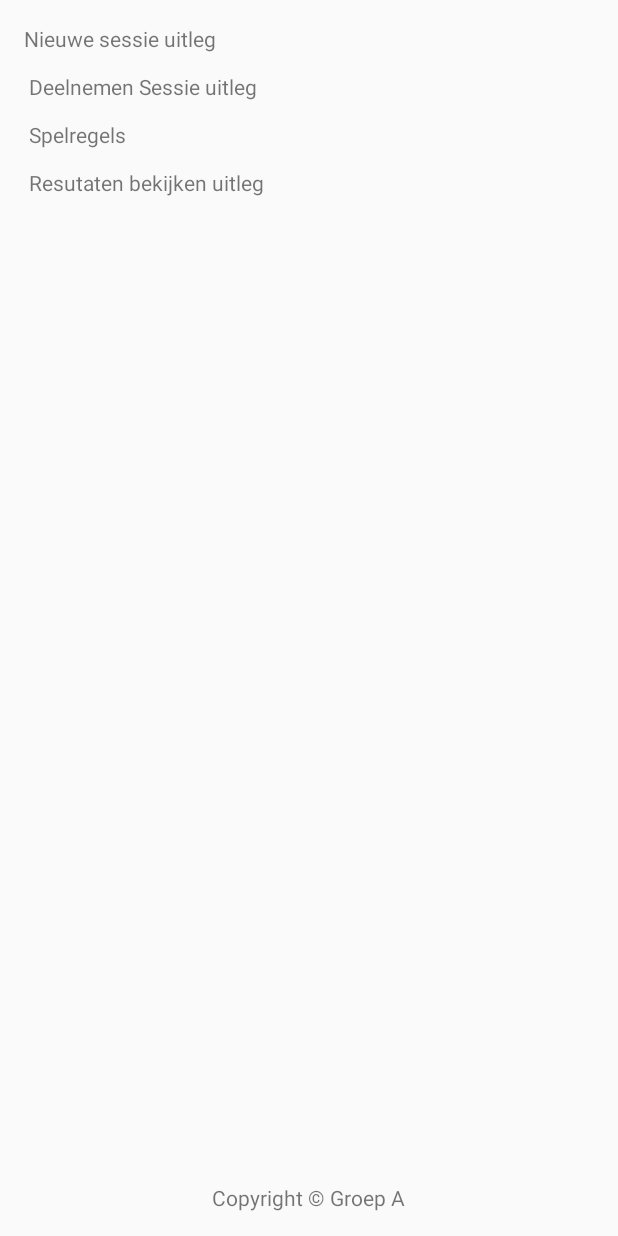
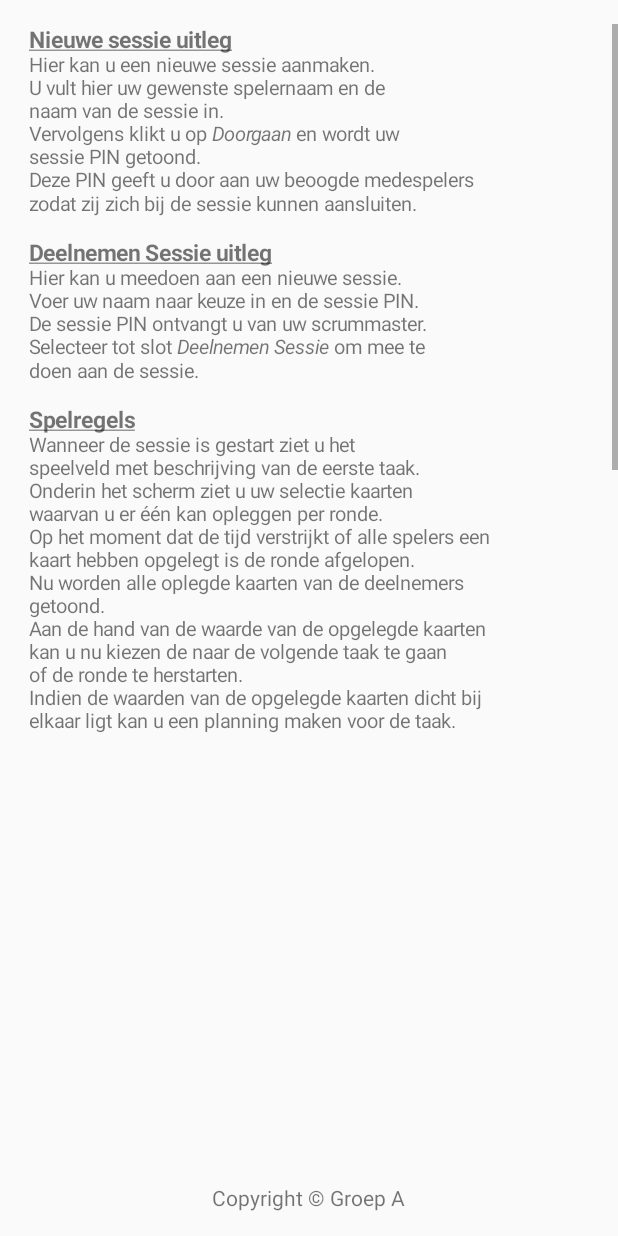
Before and after one commit to RoyAdmiraal/IPMEDT4, an Android app: the HelpActivity screen opened directly, with no data from a screen before it, on a phone screen of 412 x 824 dp. Run offline under Robolectric (Android 15) with nearby library versions, the phone set to English and light mode, and no system bars.

Commit message:
help_activity.xml en strings.xml bijgewerkt, geeft nog wel foutmelding (zie comment in HelpActivity class)

```diff
--- a/app/src/main/java/com/example/royadmiraal/planningpoker/HelpActivity.java
+++ b/app/src/main/java/com/example/royadmiraal/planningpoker/HelpActivity.java
@@ -2,14 +2,32 @@ package com.example.royadmiraal.planningpoker;
 
 import android.app.Activity;
 import android.os.Bundle;
+import android.text.method.MovementMethod;
+import android.text.method.ScrollingMovementMethod;
+import android.view.Gravity;
+import android.view.MotionEvent;
+import android.view.View;
+import android.widget.TextView;
 
 /**
  * Created by Collin on 27-3-2016.
  */
+
 public class HelpActivity extends Activity {
+
     @Override
     protected void onCreate(Bundle savedInstanceState) {
         super.onCreate(savedInstanceState);
         setContentView(R.layout.activity_help);
+
     }
-}
+
+    /* GEEFT FOUTMELDING
+    LINK TOT POGING OM TE LATEN WERKEN
+    http://stackoverflow.com/questions/1748977/making-textview-scrollable-in-android
+
+    final TextView textView2 = new TextView(this);
+    textView2.setMovementMethod(new ScrollingMovementMethod());
+    */
+
+    }
--- a/app/src/main/res/layout/activity_help.xml
+++ b/app/src/main/res/layout/activity_help.xml
@@ -14,7 +14,11 @@
         android:layout_marginLeft="16dp"
         android:layout_marginStart="16dp"
         android:layout_marginTop="16dp"
-        android:layout_alignParentEnd="true" />
+        android:layout_alignParentEnd="true"
+        android:layout_alignParentRight="true"
+        android:maxLines = "30"
+        android:scrollbars = "vertical"
+        />
 
     <TextView
         android:layout_width="wrap_content"
@@ -24,4 +28,5 @@
         android:layout_marginBottom="16dp"
         android:layout_alignParentBottom="true"
         android:layout_centerHorizontal="true" />
+
 </RelativeLayout>
--- a/app/src/main/res/values/strings.xml
+++ b/app/src/main/res/values/strings.xml
@@ -2,13 +2,55 @@
     <string name="app_name">Planning Poker</string>
     <string name="title_activity_help">HelpActivity</string>
     <string name="help">
-        Nieuwe sessie uitleg
+        <b><u><font size="15">Nieuwe sessie uitleg</font></u></b>
+        \n
+        <font size="13">Hier kan u een nieuwe sessie aanmaken.\n
+        U vult hier uw gewenste spelernaam en de \n naam van de sessie in.\n
+        Vervolgens klikt u op <i>Doorgaan</i> en wordt uw \n sessie PIN getoond.\n
+        Deze PIN geeft u door aan uw beoogde medespelers \n zodat zij zich bij de sessie kunnen aansluiten.
+        </font>\n\n
+        <b><u><font size="15">Deelnemen Sessie uitleg</font></u></b>
+        \n
+        <font size="13">Hier kan u meedoen aan een nieuwe sessie. \n
+        Voer uw naam naar keuze in en de sessie PIN. \n
+        De sessie PIN ontvangt u van uw scrummaster.\n
+        Selecteer tot slot <i>Deelnemen Sessie</i> om mee te \n
+            doen aan de sessie.</font>
         \n\n
-        Deelnemen Sessie uitleg
+        <b><u><font size="15">Spelregels</font></u></b>
+        \n
+        <font size="13">Wanneer de sessie is gestart ziet u het \n
+            speelveld met beschrijving van de eerste taak. \n
+            Onderin het scherm ziet u uw selectie kaarten \n
+            waarvan u er één kan opleggen per ronde. \n
+            Op het moment dat de tijd verstrijkt of alle spelers een \n
+            kaart hebben opgelegt is de ronde afgelopen. \n
+            Nu worden alle oplegde kaarten van de deelnemers \n
+            getoond. \n
+            Aan de hand van de waarde van de opgelegde kaarten \n
+            kan u nu kiezen de naar de volgende taak te gaan \n
+            of de ronde te herstarten. \n
+            Indien de waarden van de opgelegde kaarten dicht bij \n
+            elkaar ligt kan u een planning maken voor de taak. \n
+            Indien de waarden ver uit elkaar ligt is het aangeraden \n
+            de ronde overnieuw te spelen. \n
+            Er zijn drie speciale kaarten die geen directe waarde \n
+            hebben. \n
+            Dit zijn de vraagteken, oneindig en koffietijd kaarten. \n
+            De vraagtaken kaart legt u op als werkeljk geen idee hebt \n
+            over hoe lang de betreffende taak gaat duren. \n
+            De oneindig kaart kan u leggen indien u vind dat een taak \n
+            vind om goed te kunnen plannen. \n
+            De koffietijd kaart kan u opleggen als u een pauze wilt \n
+            inlassen gedurende de sessie. \n
+        </font>
         \n\n
-        Spelregels
-        \n\n
-        Resutaten bekijken uitleg
+        <b><u><font size="15">Resutaten bekijken uitleg</font></u></b>
+        \n
+        <font size="13">Hier kan u resultaten van sessies uit het verleden \n
+            bekijken. \n
+        Indien u nog geen eerdere sessies heeft gespeeld zal \n
+            dit venster leeg zijn.</font>
     </string>
     <string name="title_activity_resultaten">Resultaten Sessie</string>
     <string name="title_activity_aanmaken">Aanmaken Sessie</string>
```
Also changed, not shown: 1 other file.
